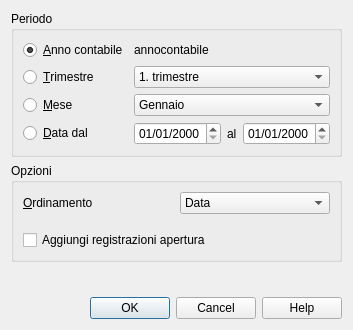
The window that Iva/2017/ch.banana.script.italy_vat.report.librogiornale.dialog.ui (BananaAccounting/Italia) describes before a commit, drawn with Qt 5.
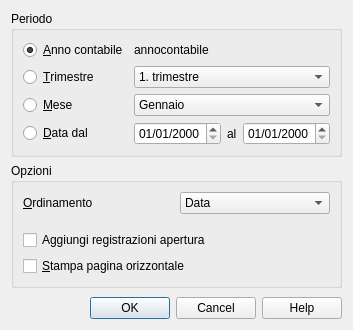
The same window after the commit.

Commit message: Modifiche a libro giornale

The edit to the form file:
```diff
--- a/Iva/2017/ch.banana.script.italy_vat.report.librogiornale.dialog.ui
+++ b/Iva/2017/ch.banana.script.italy_vat.report.librogiornale.dialog.ui
@@ -268,6 +268,13 @@
         </property>
        </widget>
       </item>
+      <item>
+       <widget class="QCheckBox" name="stampaOrizzontaleCheckBox">
+        <property name="text">
+         <string>&amp;Stampa pagina orizzontale</string>
+        </property>
+       </widget>
+      </item>
      </layout>
     </widget>
    </item>
```
The commit also changes 1 other file.
